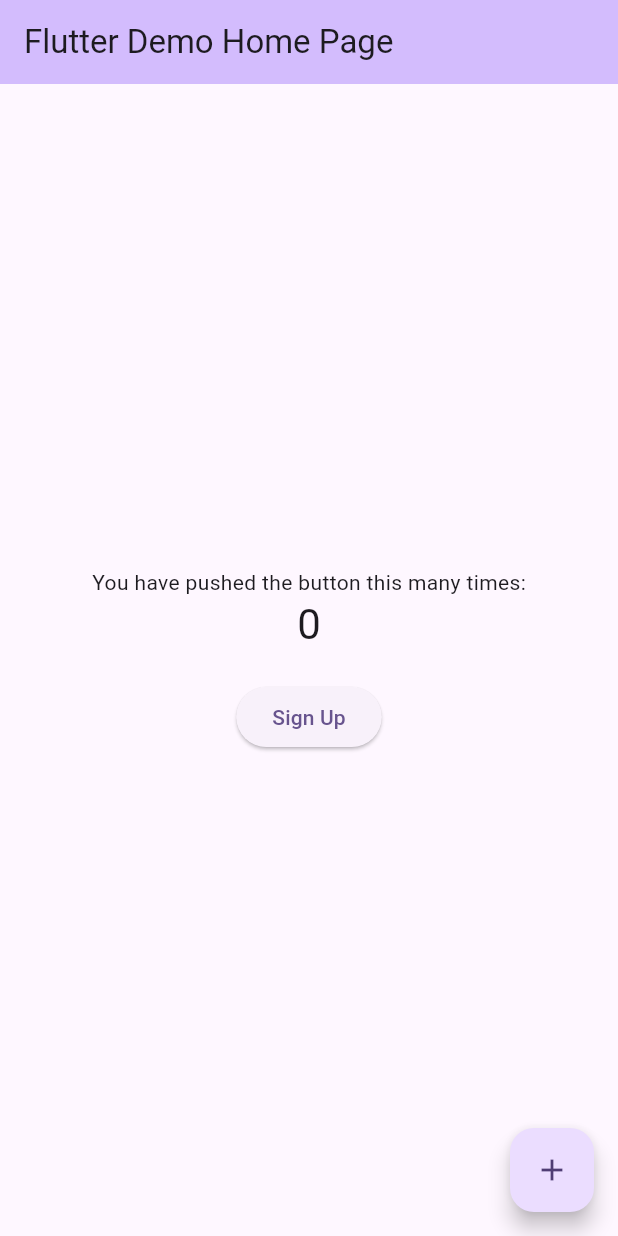
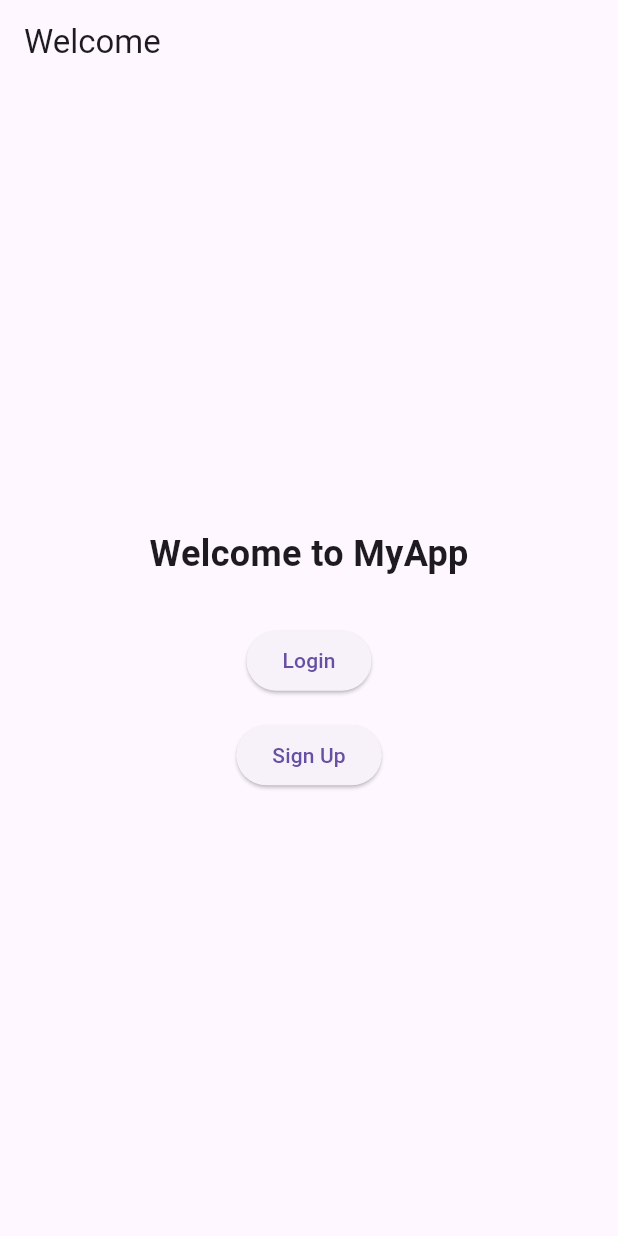
Before and after one commit to SeveNotSoDeadlySins/newSoftWareProject, a Flutter app: the screen it shows after launch, on a phone screen of 412 x 824 dp. Run offline on Flutter 3.47's test engine with Material 3 defaults, Android fonts, the phone set to English and light mode, and no system bars; our stand-ins replace cloud_firestore, firebase_auth, firebase_core, shared_preferences; accounts and stored records are empty.

Commit message:
Making many many pages and getting the databse to work

```diff
--- a/lib/main.dart
+++ b/lib/main.dart
@@ -1,79 +1,78 @@
 import 'package:flutter/material.dart';
-import 'signup_page.dart'; // ✅ Import your sign-up page
+import 'package:firebase_core/firebase_core.dart';
+import 'screens/welcome_screen.dart';
+import 'screens/login_screen.dart';
+import 'screens/signup_screen.dart';
+import 'screens/home_screen.dart';
+import 'services/auth_service.dart';
+import 'package:provider/provider.dart';
+import 'package:shared_preferences/shared_preferences.dart';
 
-void main() {
-  runApp(const MyApp());
+void main() async {
+  WidgetsFlutterBinding.ensureInitialized();
+  await Firebase.initializeApp(); // Initialize Firebase
+
+  bool isDarkMode = await getThemePreference(); // Load theme preference
+
+  runApp(MyApp(isDarkMode: isDarkMode)); // Pass theme preference to MyApp
 }
 
+// Save Dark Mode Preference
+Future<void> saveThemePreference(bool isDarkMode) async {
+  final prefs = await SharedPreferences.getInstance();
+  await prefs.setBool('isDarkMode', isDarkMode);
+}
+
+// Load Dark Mode Preference
+Future<bool> getThemePreference() async {
+  final prefs = await SharedPreferences.getInstance();
+  return prefs.getBool('isDarkMode') ?? false; // Default: Light mode
+}
+
+// Theme Provider (Manages Dark/Light Mode)
+class ThemeProvider extends ChangeNotifier {
+  bool isDarkMode;
+
+  ThemeProvider(this.isDarkMode);
+
+  void toggleTheme() {
+    isDarkMode = !isDarkMode;
+    saveThemePreference(isDarkMode);
+    notifyListeners();
+  }
+}
+
+// Updated MyApp with Theme Provider
 class MyApp extends StatelessWidget {
-  const MyApp({super.key});
+  final bool isDarkMode;
+
+  const MyApp({super.key, required this.isDarkMode});
 
   @override
   Widget build(BuildContext context) {
-    return MaterialApp(
-      title: 'Flutter Demo',
-      theme: ThemeData(
-        colorScheme: ColorScheme.fromSeed(seedColor: Colors.deepPurple),
-        useMaterial3: true,
-      ),
-      home: const MyHomePage(title: 'Flutter Demo Home Page'),
-    );
-  }
-}
-
-class MyHomePage extends StatefulWidget {
-  const MyHomePage({super.key, required this.title});
-
-  final String title;
-
-  @override
-  State<MyHomePage> createState() => _MyHomePageState();
-}
-
-class _MyHomePageState extends State<MyHomePage> {
-  int _counter = 0;
-
-  void _incrementCounter() {
-    setState(() {
-      _counter++;
-    });
-  }
-
-  @override
-  Widget build(BuildContext context) {
-    return Scaffold(
-      appBar: AppBar(
-        backgroundColor: Theme.of(context).colorScheme.inversePrimary,
-        title: Text(widget.title),
-      ),
-      body: Center(
-        child: Column(
-          mainAxisAlignment: MainAxisAlignment.center,
-          children: <Widget>[
-            const Text('You have pushed the button this many times:'),
-            Text(
-              '$_counter',
-              style: Theme.of(context).textTheme.headlineMedium,
-            ),
-            const SizedBox(height: 20), // Add spacing
-
-            // ✅ Add Sign-Up Button Below Counter
-            ElevatedButton(
-              onPressed: () {
-                Navigator.push(
-                  context,
-                  MaterialPageRoute(builder: (context) => SignUpPage()),
-                );
-              },
-              child: const Text("Sign Up"),
-            ),
-          ],
-        ),
-      ),
-      floatingActionButton: FloatingActionButton(
-        onPressed: _incrementCounter,
-        tooltip: 'Increment',
-        child: const Icon(Icons.add),
+    return MultiProvider(
+      providers: [
+        ChangeNotifierProvider(
+            create: (context) => AuthService()), // Authentication Provider
+        ChangeNotifierProvider(
+            create: (context) => ThemeProvider(isDarkMode)), // Theme Provider
+      ],
+      child: Consumer<ThemeProvider>(
+        builder: (context, themeProvider, child) {
+          return MaterialApp(
+            debugShowCheckedModeBanner: false,
+            title: 'Flutter App',
+            theme:
+                themeProvider.isDarkMode ? ThemeData.dark() : ThemeData.light(),
+            initialRoute: '/welcome',
+            routes: {
+              '/welcome': (context) => const WelcomeScreen(),
+              '/login': (context) => const LoginScreen(),
+              '/signup': (context) => const SignupScreen(),
+              '/home': (context) => const HomeScreen(),
+            },
+          );
+        },
       ),
     );
   }
--- /dev/null
+++ b/lib/screens/login_screen.dart
@@ -0,0 +1,13 @@
+import 'package:flutter/material.dart';
+
+class LoginScreen extends StatelessWidget {
+  const LoginScreen({super.key});
+
+  @override
+  Widget build(BuildContext context) {
+    return Scaffold(
+      appBar: AppBar(title: const Text("Login")),
+      body: Center(child: Text("Login Page")),
+    );
+  }
+}
--- /dev/null
+++ b/lib/screens/welcome_screen.dart
@@ -0,0 +1,50 @@
+import 'package:flutter/material.dart';
+import 'package:new_project/screens/login_screen.dart';
+import 'package:new_project/screens/signup_screen.dart';
+
+class WelcomeScreen extends StatelessWidget {
+  const WelcomeScreen({super.key});
+
+  @override
+  Widget build(BuildContext context) {
+    return Scaffold(
+      appBar: AppBar(title: const Text("Welcome")),
+      body: Center(
+        child: Column(
+          mainAxisAlignment: MainAxisAlignment.center,
+          children: [
+            const Text(
+              "Welcome to MyApp",
+              style: TextStyle(fontSize: 24, fontWeight: FontWeight.bold),
+            ),
+            const SizedBox(height: 30),
+
+            // Login Button
+            ElevatedButton(
+              onPressed: () {
+                Navigator.push(
+                  context,
+                  MaterialPageRoute(builder: (context) => const LoginScreen()),
+                );
+              },
+              child: const Text("Login"),
+            ),
+
+            const SizedBox(height: 15),
+
+            // Sign Up Button
+            ElevatedButton(
+              onPressed: () {
+                Navigator.push(
+                  context,
+                  MaterialPageRoute(builder: (context) => const SignupScreen()),
+                );
+              },
+              child: const Text("Sign Up"),
+            ),
+          ],
+        ),
+      ),
+    );
+  }
+}
--- a/pubspec.yaml
+++ b/pubspec.yaml
@@ -31,12 +31,14 @@ dependencies:
   flutter:
     sdk: flutter
 
+  shared_preferences: ^2.2.2
+
   # UI Components
   cupertino_icons: ^1.0.8
 
   # Firebase Dependencies
-  firebase_core: ^2.25.4
-  firebase_auth: ^4.17.6
+  firebase_core: ^2.32.0
+  firebase_auth: ^4.16.0
   cloud_firestore: ^4.15.6
 
   # Google Sign-In
```
Also changed, not shown: lib/screens/home_screen.dart (added, +30 -0 lines), lib/screens/signup_screen.dart (added, +65 -0 lines), lib/services/auth_service.dart (added, +82 -0 lines), lib/screens/games_screen.dart (added), lib/screens/profile_screen.dart (added), lib/screens/settings_screen.dart (added), lib/widgets/custom_button.dart (added), pubspec.lock, 2 other files.
